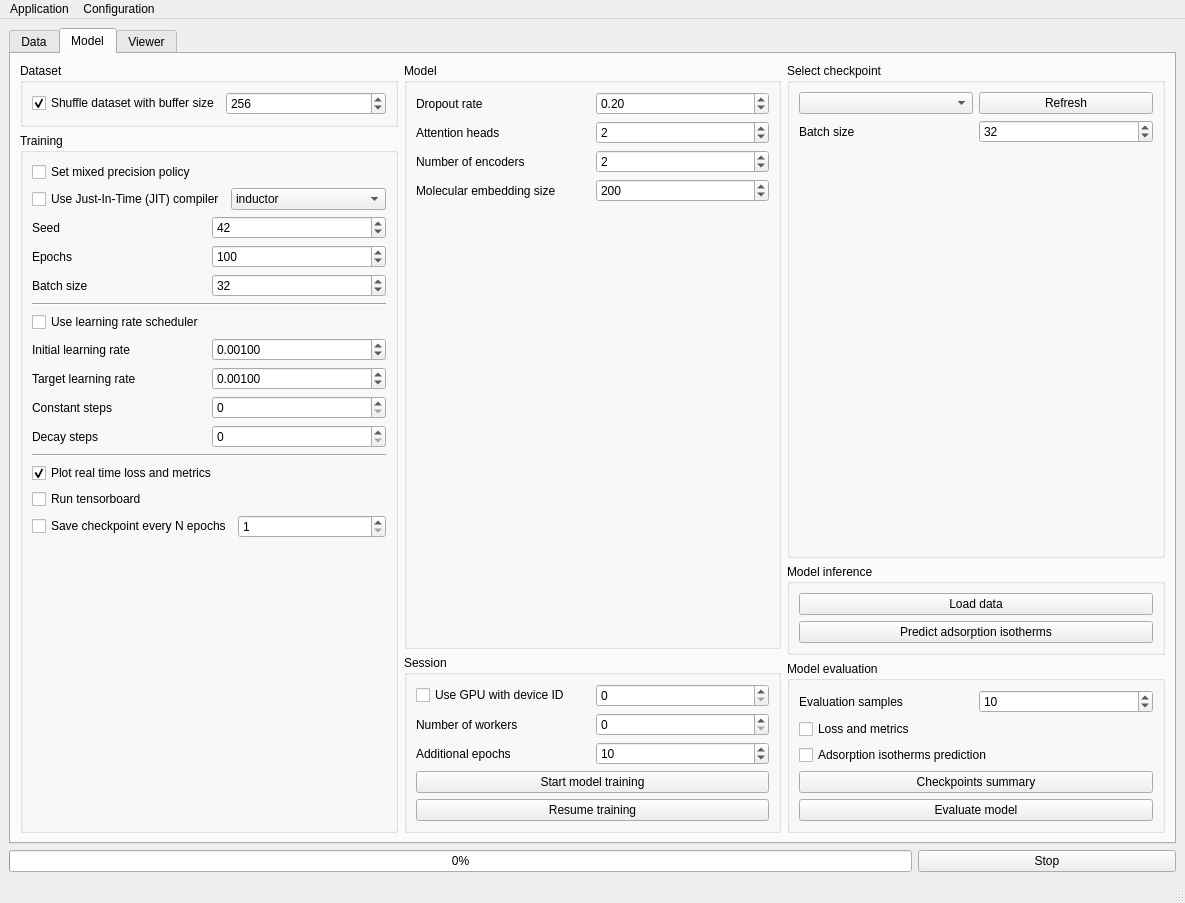
This is NISTADS/app/assets/window_layout.ui in CTCycle/ADSMOD-Adsorption-Modeling as Qt 5 draws it before an edit. The edited form follows.
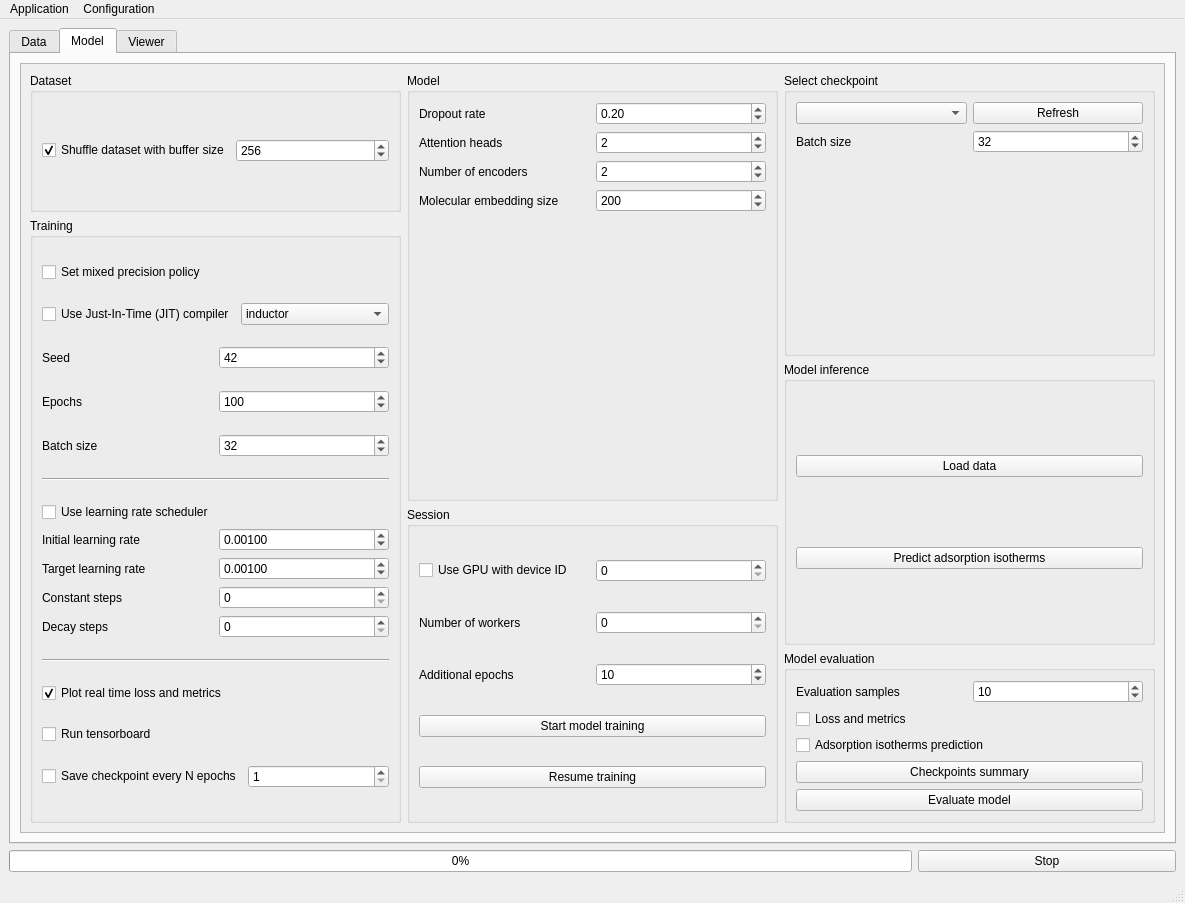
This is the edited form. The open tabs and pages were chosen to show the change.

```diff
--- a/NISTADS/app/assets/window_layout.ui
+++ b/NISTADS/app/assets/window_layout.ui
@@ -514,10 +514,23 @@
        <attribute name="title">
         <string>Model</string>
        </attribute>
+       <layout class="QHBoxLayout" name="horizontalLayout_21">
+        <item>
+         <widget class="QScrollArea" name="scrollArea">
+          <property name="widgetResizable">
+           <bool>true</bool>
+          </property>
+          <widget class="QWidget" name="scrollAreaWidgetContents">
+           <property name="geometry">
+            <rect>
+             <x>0</x>
+             <y>0</y>
+             <width>1137</width>
+             <height>735</height>
+            </rect>
+           </property>
        <layout class="QGridLayout" name="gridLayout">
         <item row="0" column="0">
-         <layout class="QVBoxLayout" name="verticalLayout_11">
-          <item>
            <widget class="QGroupBox" name="groupBox_3">
             <property name="title">
              <string>Dataset</string>
@@ -556,7 +569,176 @@
             </layout>
            </widget>
           </item>
+            <item row="0" column="1" rowspan="3">
+             <widget class="QGroupBox" name="modelGroup">
+              <property name="title">
+               <string>Model</string>
+              </property>
+              <layout class="QVBoxLayout" name="verticalLayout_3">
           <item>
+                <layout class="QHBoxLayout" name="horizontalLayout_8">
+                 <item>
+                  <widget class="QLabel" name="label">
+                   <property name="text">
+                    <string>Dropout rate</string>
+                   </property>
+                  </widget>
+                 </item>
+                 <item>
+                  <widget class="QDoubleSpinBox" name="dropoutRate">
+                   <property name="maximum">
+                    <double>1.000000000000000</double>
+                   </property>
+                   <property name="singleStep">
+                    <double>0.010000000000000</double>
+                   </property>
+                   <property name="value">
+                    <double>0.200000000000000</double>
+                   </property>
+                  </widget>
+                 </item>
+                </layout>
+               </item>
+               <item>
+                <layout class="QHBoxLayout" name="AHLayout">
+                 <item>
+                  <widget class="QLabel" name="AHLabel">
+                   <property name="text">
+                    <string>Attention heads</string>
+                   </property>
+                  </widget>
+                 </item>
+                 <item>
+                  <widget class="QSpinBox" name="attentionHeads">
+                   <property name="maximum">
+                    <number>999</number>
+                   </property>
+                   <property name="value">
+                    <number>2</number>
+                   </property>
+                  </widget>
+                 </item>
+                </layout>
+               </item>
+               <item>
+                <layout class="QHBoxLayout" name="horizontalLayout_27">
+                 <item>
+                  <widget class="QLabel" name="NELabel">
+                   <property name="text">
+                    <string>Number of encoders</string>
+                   </property>
+                  </widget>
+                 </item>
+                 <item>
+                  <widget class="QSpinBox" name="numEncoders">
+                   <property name="value">
+                    <number>2</number>
+                   </property>
+                  </widget>
+                 </item>
+                </layout>
+               </item>
+               <item>
+                <layout class="QHBoxLayout" name="horizontalLayout_29">
+                 <item>
+                  <widget class="QLabel" name="EMLabel">
+                   <property name="text">
+                    <string>Molecular embedding size</string>
+                   </property>
+                  </widget>
+                 </item>
+                 <item>
+                  <widget class="QSpinBox" name="molEmbeddingDims">
+                   <property name="maximum">
+                    <number>9999</number>
+                   </property>
+                   <property name="singleStep">
+                    <number>8</number>
+                   </property>
+                   <property name="value">
+                    <number>200</number>
+                   </property>
+                  </widget>
+                 </item>
+                </layout>
+               </item>
+               <item>
+                <spacer name="verticalSpacer_5">
+                 <property name="orientation">
+                  <enum>Qt::Orientation::Vertical</enum>
+                 </property>
+                 <property name="sizeHint" stdset="0">
+                  <size>
+                   <width>20</width>
+                   <height>40</height>
+                  </size>
+                 </property>
+                </spacer>
+               </item>
+              </layout>
+             </widget>
+            </item>
+            <item row="0" column="2" rowspan="2">
+             <widget class="QGroupBox" name="groupBox_10">
+              <property name="title">
+               <string>Select checkpoint</string>
+              </property>
+              <layout class="QVBoxLayout" name="verticalLayout_13">
+               <item>
+                <layout class="QHBoxLayout" name="horizontalLayout_3">
+                 <item>
+                  <widget class="QComboBox" name="checkpointsList"/>
+                 </item>
+                 <item>
+                  <widget class="QPushButton" name="refreshCheckpoints">
+                   <property name="text">
+                    <string>Refresh</string>
+                   </property>
+                  </widget>
+                 </item>
+                </layout>
+               </item>
+               <item>
+                <layout class="QHBoxLayout" name="horizontalLayout_34">
+                 <item>
+                  <widget class="QLabel" name="evalBSLabel">
+                   <property name="text">
+                    <string>Batch size</string>
+                   </property>
+                  </widget>
+                 </item>
+                 <item>
+                  <widget class="QSpinBox" name="inferenceBatchSize">
+                   <property name="minimum">
+                    <number>1</number>
+                   </property>
+                   <property name="maximum">
+                    <number>1024</number>
+                   </property>
+                   <property name="value">
+                    <number>32</number>
+                   </property>
+                  </widget>
+                 </item>
+                </layout>
+               </item>
+               <item>
+                <spacer name="verticalSpacer">
+                 <property name="orientation">
+                  <enum>Qt::Orientation::Vertical</enum>
+                 </property>
+                 <property name="sizeHint" stdset="0">
+                  <size>
+                   <width>20</width>
+                   <height>40</height>
+                  </size>
+                 </property>
+                </spacer>
+               </item>
+              </layout>
+             </widget>
+            </item>
+            <item row="1" column="0" rowspan="4">
            <widget class="QGroupBox" name="groupBox_4">
             <property name="title">
              <string>Training</string>
@@ -845,136 +1027,33 @@
                </item>
               </layout>
              </item>
-             <item>
-              <spacer name="verticalSpacer_2">
-               <property name="orientation">
-                <enum>Qt::Orientation::Vertical</enum>
-               </property>
-               <property name="sizeHint" stdset="0">
-                <size>
-                 <width>20</width>
-                 <height>40</height>
-                </size>
-               </property>
-              </spacer>
-             </item>
             </layout>
            </widget>
           </item>
-         </layout>
-        </item>
-        <item row="0" column="1">
-         <layout class="QVBoxLayout" name="verticalLayout_14">
-          <item>
-           <widget class="QGroupBox" name="modelGroup">
+            <item row="2" column="2" rowspan="2">
+             <widget class="QGroupBox" name="modelInferenceGroup">
             <property name="title">
-             <string>Model</string>
-            </property>
-            <layout class="QVBoxLayout" name="verticalLayout_3">
+               <string>Model inference</string>
+              </property>
+              <layout class="QVBoxLayout" name="verticalLayout_15">
              <item>
-              <layout class="QHBoxLayout" name="horizontalLayout_8">
-               <item>
-                <widget class="QLabel" name="label">
+                <widget class="QPushButton" name="loadInferenceData">
                  <property name="text">
-                  <string>Dropout rate</string>
+                  <string>Load data</string>
                  </property>
                 </widget>
                </item>
                <item>
-                <widget class="QDoubleSpinBox" name="dropoutRate">
-                 <property name="maximum">
-                  <double>1.000000000000000</double>
-                 </property>
-                 <property name="singleStep">
-                  <double>0.010000000000000</double>
-                 </property>
-                 <property name="value">
-                  <double>0.200000000000000</double>
-                 </property>
-                </widget>
-               </item>
-              </layout>
-             </item>
-             <item>
-              <layout class="QHBoxLayout" name="AHLayout">
-               <item>
-                <widget class="QLabel" name="AHLabel">
+                <widget class="QPushButton" name="predictAdsorption">
                  <property name="text">
-                  <string>Attention heads</string>
+                  <string>Predict adsorption isotherms</string>
                  </property>
                 </widget>
                </item>
-               <item>
-                <widget class="QSpinBox" name="attentionHeads">
-                 <property name="maximum">
-                  <number>999</number>
-                 </property>
-                 <property name="value">
-                  <number>2</number>
-                 </property>
-                </widget>
-               </item>
               </layout>
-             </item>
-             <item>
-              <layout class="QHBoxLayout" name="horizontalLayout_27">
-               <item>
-                <widget class="QLabel" name="NELabel">
-                 <property name="text">
-                  <string>Number of encoders</string>
-                 </property>
-                </widget>
-               </item>
-               <item>
-                <widget class="QSpinBox" name="numEncoders">
-                 <property name="value">
-                  <number>2</number>
-                 </property>
-                </widget>
-               </item>
-              </layout>
-             </item>
-             <item>
-              <layout class="QHBoxLayout" name="horizontalLayout_29">
-               <item>
-                <widget class="QLabel" name="EMLabel">
-                 <property name="text">
-                  <string>Molecular embedding size</string>
-                 </property>
-                </widget>
-               </item>
-               <item>
-                <widget class="QSpinBox" name="molEmbeddingDims">
-                 <property name="maximum">
-                  <number>9999</number>
-                 </property>
-                 <property name="singleStep">
-                  <number>8</number>
-                 </property>
-                 <property name="value">
-                  <number>200</number>
-                 </property>
-                </widget>
-               </item>
-              </layout>
-             </item>
-             <item>
-              <spacer name="verticalSpacer_5">
-               <property name="orientation">
-                <enum>Qt::Orientation::Vertical</enum>
-               </property>
-               <property name="sizeHint" stdset="0">
-                <size>
-                 <width>20</width>
-                 <height>40</height>
-                </size>
-               </property>
-              </spacer>
-             </item>
-            </layout>
-           </widget>
-          </item>
-          <item>
+             </widget>
+            </item>
+            <item row="3" column="1" rowspan="2">
            <widget class="QGroupBox" name="sessionGroup">
             <property name="title">
              <string>Session</string>
@@ -1049,94 +1128,7 @@
             </layout>
            </widget>
           </item>
-         </layout>
-        </item>
-        <item row="0" column="2">
-         <layout class="QVBoxLayout" name="verticalLayout_17">
-          <item>
-           <widget class="QGroupBox" name="groupBox_10">
-            <property name="title">
-             <string>Select checkpoint</string>
-            </property>
-            <layout class="QVBoxLayout" name="verticalLayout_13">
-             <item>
-              <layout class="QHBoxLayout" name="horizontalLayout_3">
-               <item>
-                <widget class="QComboBox" name="checkpointsList"/>
-               </item>
-               <item>
-                <widget class="QPushButton" name="refreshCheckpoints">
-                 <property name="text">
-                  <string>Refresh</string>
-                 </property>
-                </widget>
-               </item>
-              </layout>
-             </item>
-             <item>
-              <layout class="QHBoxLayout" name="horizontalLayout_34">
-               <item>
-                <widget class="QLabel" name="evalBSLabel">
-                 <property name="text">
-                  <string>Batch size</string>
-                 </property>
-                </widget>
-               </item>
-               <item>
-                <widget class="QSpinBox" name="inferenceBatchSize">
-                 <property name="minimum">
-                  <number>1</number>
-                 </property>
-                 <property name="maximum">
-                  <number>1024</number>
-                 </property>
-                 <property name="value">
-                  <number>32</number>
-                 </property>
-                </widget>
-               </item>
-              </layout>
-             </item>
-             <item>
-              <spacer name="verticalSpacer">
-               <property name="orientation">
-                <enum>Qt::Orientation::Vertical</enum>
-               </property>
-               <property name="sizeHint" stdset="0">
-                <size>
-                 <width>20</width>
-                 <height>40</height>
-                </size>
-               </property>
-              </spacer>
-             </item>
-            </layout>
-           </widget>
-          </item>
-          <item>
-           <widget class="QGroupBox" name="modelInferenceGroup">
-            <property name="title">
-             <string>Model inference</string>
-            </property>
-            <layout class="QVBoxLayout" name="verticalLayout_15">
-             <item>
-              <widget class="QPushButton" name="loadInferenceData">
-               <property name="text">
-                <string>Load data</string>
-               </property>
-              </widget>
-             </item>
-             <item>
-              <widget class="QPushButton" name="predictAdsorption">
-               <property name="text">
-                <string>Predict adsorption isotherms</string>
-               </property>
-              </widget>
-             </item>
-            </layout>
-           </widget>
-          </item>
-          <item>
+            <item row="4" column="2">
            <widget class="QGroupBox" name="modelEvalGroup">
             <property name="title">
              <string>Model evaluation</string>
@@ -1204,6 +1196,8 @@
            </widget>
           </item>
          </layout>
+          </widget>
+         </widget>
         </item>
        </layout>
       </widget>
```
Lines whose indentation alone changed are shown as unchanged.
